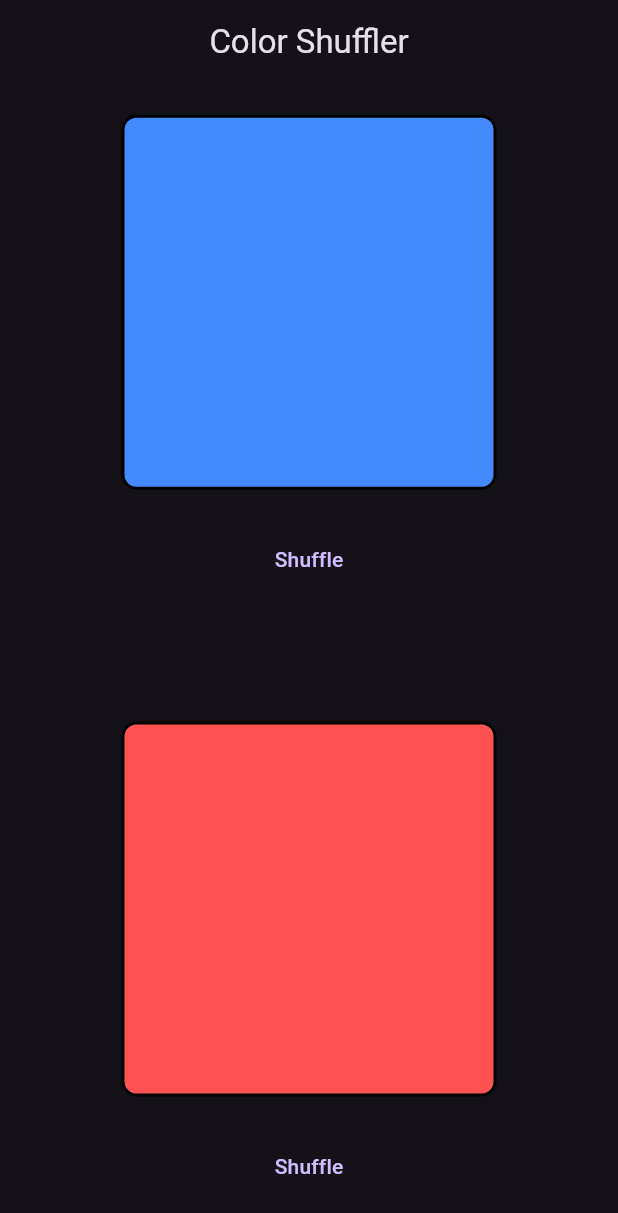
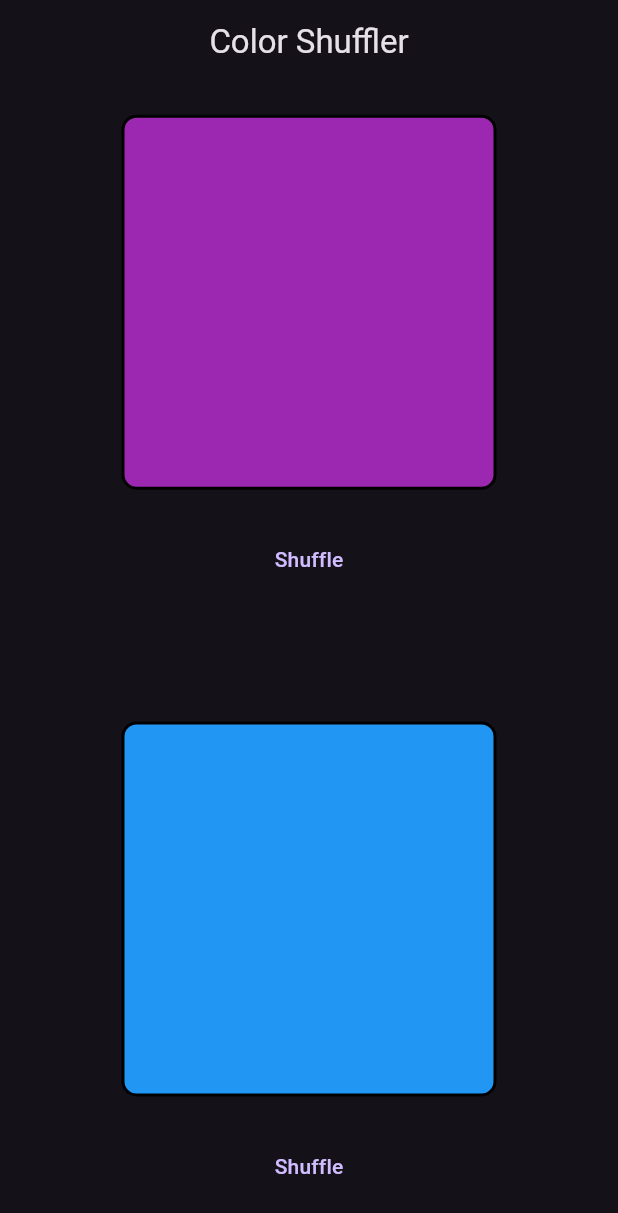
Before and after one commit to kaljitism/testing_inherited_model, a Flutter app: the screen it shows after launch, after a tap on "Shuffle", on a phone screen of 412 x 824 dp. Shown: the top 1213 px of the screen. Run offline on Flutter 3.47's test engine with Material 3 defaults, Android fonts, the phone set to English and light mode, and no system bars.

Commit message:
Implemented colors_model.dart and injected dependencies in the homepage.

```diff
--- /dev/null
+++ b/lib/color_widget.dart
@@ -0,0 +1,39 @@
+import 'dart:developer' as devtools show log;
+
+import 'package:flutter/material.dart';
+import 'package:testing_inherited_model/colors.dart';
+import 'package:testing_inherited_model/colors_model.dart';
+
+class ColorWidget extends StatelessWidget {
+  final AvailableColors color;
+
+  const ColorWidget({
+    super.key,
+    required this.color,
+  });
+
+  @override
+  Widget build(BuildContext context) {
+    switch (color) {
+      case AvailableColors.one:
+        devtools.log('Color 1 Widget got rebuild.');
+        break;
+      case AvailableColors.two:
+        devtools.log('Color 2 Widget got rebuild.');
+    }
+
+    final provider = ColorsModel.of(context, color);
+    return Container(
+      height: 250,
+      width: 250,
+      decoration: BoxDecoration(
+        color: color == AvailableColors.one ? provider.color1 : provider.color2,
+        borderRadius: BorderRadius.circular(10),
+        border: Border.all(
+          width: 2,
+          color: Colors.black,
+        ),
+      ),
+    );
+  }
+}
--- a/lib/colors.dart
+++ b/lib/colors.dart
@@ -12,7 +12,7 @@ final colors = [
   Colors.purple,
   Colors.cyan,
   Colors.amber,
-  Colors.deepPurpleAccent
+  Colors.deepPurple,
 ];
 
 extension RandomElement<T> on Iterable<T> {
--- a/lib/colors_model.dart
+++ b/lib/colors_model.dart
@@ -1,9 +1,11 @@
-import 'package:flutter/cupertino.dart';
+import 'dart:developer' as devtools show log;
+
+import 'package:flutter/material.dart';
 import 'package:testing_inherited_model/colors.dart';
 
 class ColorsModel extends InheritedModel<AvailableColors> {
-  final AvailableColors color1;
-  final AvailableColors color2;
+  final MaterialColor color1;
+  final MaterialColor color2;
 
   const ColorsModel({
     super.key,
@@ -12,17 +14,32 @@ class ColorsModel extends InheritedModel<AvailableColors> {
     required super.child,
   });
 
+  static ColorsModel of(BuildContext context, AvailableColors aspect) {
+    return InheritedModel.inheritFrom<ColorsModel>(
+      context,
+      aspect: aspect,
+    )!;
+  }
+
   @override
-  bool updateShouldNotify(covariant InheritedWidget oldWidget) {
-    // TODO: implement updateShouldNotify
-    throw UnimplementedError();
+  bool updateShouldNotify(covariant ColorsModel oldWidget) {
+    devtools.log('updateShouldNotify');
+    return color1 != oldWidget.color1 || color2 != oldWidget.color2;
   }
 
   @override
   bool updateShouldNotifyDependent(
-      covariant InheritedModel<AvailableColors> oldWidget,
-      Set<AvailableColors> dependencies) {
-    // TODO: implement updateShouldNotifyDependent
-    throw UnimplementedError();
+      covariant ColorsModel oldWidget, Set<AvailableColors> dependencies) {
+    devtools.log('updateShouldNotifyDependent');
+    if (dependencies.contains(AvailableColors.one) &&
+        color1 != oldWidget.color1) {
+      return true;
+    }
+    if (dependencies.contains(AvailableColors.two) &&
+        color2 != oldWidget.color2) {
+      return true;
+    } else {
+      return false;
+    }
   }
 }
--- a/lib/home_page.dart
+++ b/lib/home_page.dart
@@ -1,4 +1,7 @@
 import 'package:flutter/material.dart';
+import 'package:testing_inherited_model/color_widget.dart';
+import 'package:testing_inherited_model/colors.dart';
+import 'package:testing_inherited_model/colors_model.dart';
 
 class HomePage extends StatefulWidget {
   const HomePage({super.key});
@@ -8,6 +11,9 @@ class HomePage extends StatefulWidget {
 }
 
 class _HomePageState extends State<HomePage> {
+  var color1 = Colors.yellow;
+  var color2 = Colors.blue;
+
   @override
   Widget build(BuildContext context) {
     return Scaffold(
@@ -16,44 +22,36 @@ class _HomePageState extends State<HomePage> {
         centerTitle: true,
       ),
       body: Center(
+        child: ColorsModel(
+          color1: color1,
+          color2: color2,
           child: Column(
             children: [
               const Spacer(flex: 1),
-            Container(
-              height: 250,
-              width: 250,
-              decoration: BoxDecoration(
-                color: Colors.blueAccent,
-                borderRadius: BorderRadius.circular(10),
-                border: Border.all(
-                  width: 2,
-                  color: Colors.black,
-                ),
-              ),
+              const ColorWidget(
+                color: AvailableColors.one,
               ),
               const Spacer(flex: 1),
               TextButton(
-              onPressed: () {},
+                onPressed: () {
+                  setState(() {
+                    color1 = colors.getRandomElement() as MaterialColor;
+                  });
+                },
                 child: const Padding(
                   padding: EdgeInsets.all(8.0),
                   child: Text("Shuffle"),
                 ),
               ),
               const Spacer(flex: 4),
-            Container(
-              height: 250,
-              width: 250,
-              decoration: BoxDecoration(
-                  color: Colors.redAccent,
-                  borderRadius: BorderRadius.circular(10),
-                  border: Border.all(
-                    width: 2,
-                    color: Colors.black,
-                  )),
-            ),
+              const ColorWidget(color: AvailableColors.two),
               const Spacer(flex: 1),
               TextButton(
-              onPressed: () {},
+                onPressed: () {
+                  setState(() {
+                    color2 = colors.getRandomElement() as MaterialColor;
+                  });
+                },
                 child: const Padding(
                   padding: EdgeInsets.all(8.0),
                   child: Text("Shuffle"),
@@ -63,6 +61,7 @@ class _HomePageState extends State<HomePage> {
             ],
           ),
         ),
+      ),
     );
   }
 }
```
Lines whose indentation alone changed are shown as unchanged.
